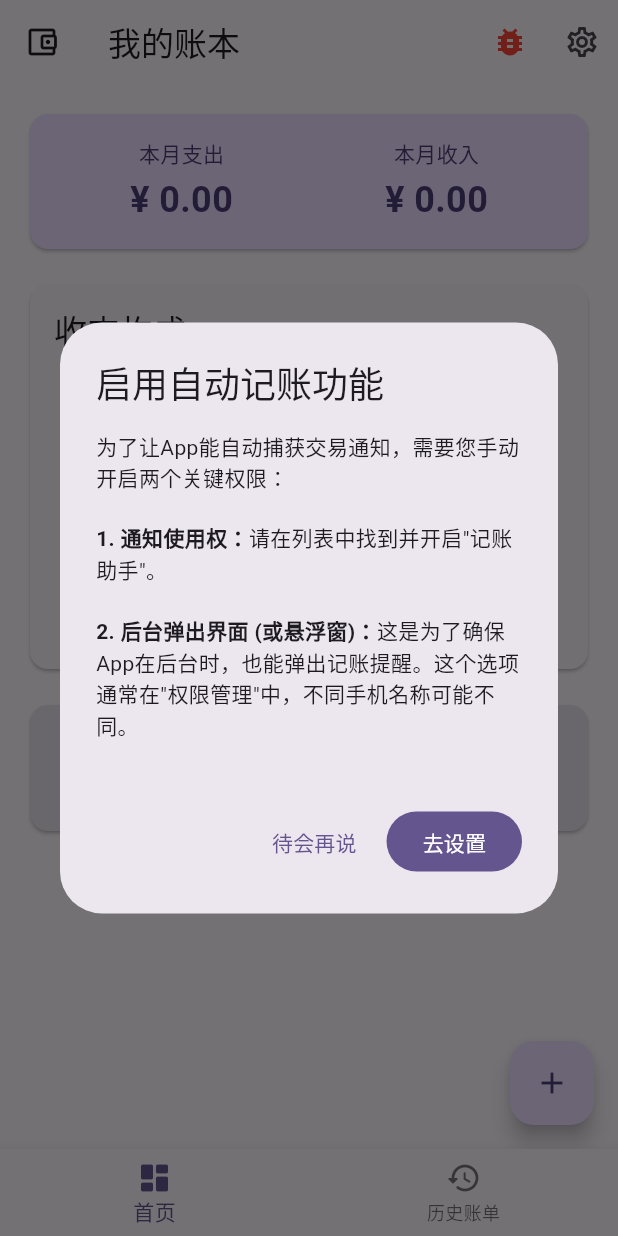
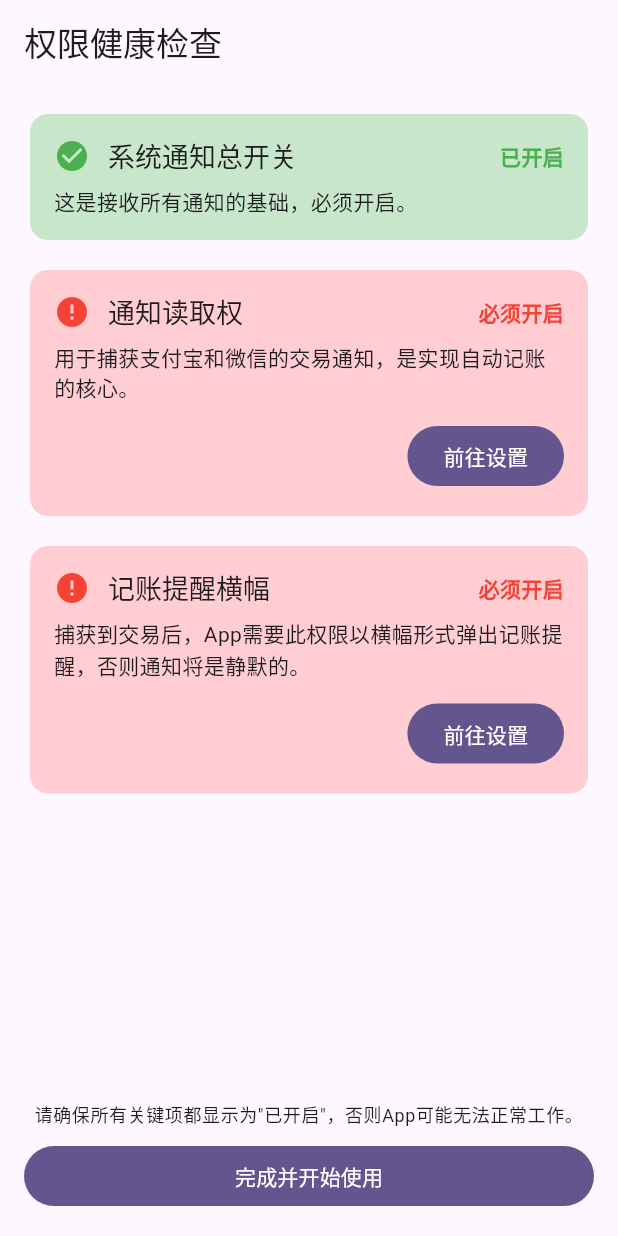
Before and after one commit to CH-66/flutter_demo_cicd, a Flutter app: the screen it shows after launch, on a phone screen of 412 x 824 dp. Run offline on Flutter 3.47's test engine with Material 3 defaults, Android fonts, the phone set to English and light mode, and no system bars; our stand-ins replace fl_chart, permission_handler, shared_preferences, sqflite; missing offline and left inert: app_settings, flutter_demo; accounts and stored records are empty; Roboto replaces fonts that are missing (Noto Sans SC).

Commit message:
在 MainActivity 中新增获取通知渠道重要性和打开通知渠道设置的功能；在 NotificationListener 中移除不必要的通知渠道创建逻辑；在 HomeScreen 和 SettingsScreen 中新增健康检查界面，优化用户首次启动体验，提升应用的可用性和用户体验。

```diff
--- /dev/null
+++ b/lib/presentation/screens/health_check_screen.dart
@@ -0,0 +1,227 @@
+import 'dart:async';
+import 'package:app_settings/app_settings.dart';
+import 'package:flutter/material.dart';
+import 'package:flutter/services.dart';
+import 'package:permission_handler/permission_handler.dart';
+
+// An enum to represent the status of a health check item
+enum HealthStatus { ok, warning, error, loading }
+
+// A data class to hold all information for a health check item
+class HealthCheckItem {
+  final String title;
+  final String description;
+  final Future<HealthStatus> Function() check;
+  final Future<void> Function() action;
+  HealthStatus status;
+
+  HealthCheckItem({
+    required this.title,
+    required this.description,
+    required this.check,
+    required this.action,
+    this.status = HealthStatus.loading,
+  });
+}
+
+class HealthCheckScreen extends StatefulWidget {
+  final bool isFirstLaunch;
+  const HealthCheckScreen({super.key, this.isFirstLaunch = false});
+
+  @override
+  State<HealthCheckScreen> createState() => _HealthCheckScreenState();
+}
+
+class _HealthCheckScreenState extends State<HealthCheckScreen> {
+  static const _methodChannel = MethodChannel('com.autobookkeeping.app/methods');
+  static const String bookkeepingChannelId = 'intelligent_bookkeeping_alerts';
+
+  late final List<HealthCheckItem> _checkItems;
+
+  @override
+  void initState() {
+    super.initState();
+    _checkItems = [
+      HealthCheckItem(
+        title: '系统通知总开关',
+        description: '这是接收所有通知的基础，必须开启。',
+        check: _checkSystemNotificationPermission,
+        action: () => AppSettings.openAppSettings(type: AppSettingsType.notification),
+      ),
+      HealthCheckItem(
+        title: '通知读取权',
+        description: '用于捕获支付宝和微信的交易通知，是实现自动记账的核心。',
+        check: _checkNotificationListenerPermission,
+        action: () => AppSettings.openAppSettings(type: AppSettingsType.notification),
+      ),
+      HealthCheckItem(
+        title: '记账提醒横幅',
+        description: '捕获到交易后，App需要此权限以横幅形式弹出记账提醒，否则通知将是静默的。',
+        check: _checkBannerPermission,
+        action: _openBookkeepingChannelSettings,
+      ),
+    ];
+    _runChecks();
+  }
+
+  Future<void> _runChecks() async {
+    for (final item in _checkItems) {
+      final status = await item.check();
+      if (mounted) {
+        setState(() {
+          item.status = status;
+        });
+      }
+    }
+  }
+
+  Future<HealthStatus> _checkSystemNotificationPermission() async {
+    final status = await Permission.notification.status;
+    return status.isGranted ? HealthStatus.ok : HealthStatus.error;
+  }
+
+  Future<HealthStatus> _checkNotificationListenerPermission() async {
+    try {
+      final bool isEnabled = await _methodChannel.invokeMethod('isNotificationListenerEnabled');
+      return isEnabled ? HealthStatus.ok : HealthStatus.error;
+    } catch (e) {
+      return HealthStatus.error;
+    }
+  }
+
+  Future<HealthStatus> _checkBannerPermission() async {
+    try {
+      // IMPORTANCE_HIGH is 4. Anything less means the banner is likely disabled.
+      final int importance = await _methodChannel.invokeMethod('getNotificationChannelImportance', {'channelId': bookkeepingChannelId});
+      return importance >= 4 ? HealthStatus.ok : HealthStatus.warning;
+    } catch (e) {
+      return HealthStatus.error;
+    }
+  }
+
+  Future<void> _openBookkeepingChannelSettings() async {
+    await _methodChannel.invokeMethod('openNotificationChannelSettings', {'channelId': bookkeepingChannelId});
+  }
+
+  @override
+  Widget build(BuildContext context) {
+    return Scaffold(
+      appBar: AppBar(
+        title: const Text('权限健康检查'),
+        automaticallyImplyLeading: !widget.isFirstLaunch, // Hide back button on first launch
+      ),
+      body: ListView.separated(
+        padding: const EdgeInsets.all(16.0),
+        itemCount: _checkItems.length,
+        itemBuilder: (context, index) {
+          final item = _checkItems[index];
+          return _buildHealthItem(item);
+        },
+        separatorBuilder: (context, index) => const SizedBox(height: 12),
+      ),
+      bottomNavigationBar: widget.isFirstLaunch ? _buildFirstLaunchBottomBar() : null,
+    );
+  }
+
+  Widget _buildHealthItem(HealthCheckItem item) {
+    Icon icon;
+    Color color;
+    String statusText;
+
+    switch (item.status) {
+      case HealthStatus.loading:
+        icon = const Icon(Icons.hourglass_empty, color: Colors.grey);
+        color = Colors.grey.shade300;
+        statusText = '检查中...';
+        break;
+      case HealthStatus.ok:
+        icon = const Icon(Icons.check_circle, color: Colors.green);
+        color = Colors.green.shade100;
+        statusText = '已开启';
+        break;
+      case HealthStatus.warning:
+        icon = const Icon(Icons.warning, color: Colors.orange);
+        color = Colors.orange.shade100;
+        statusText = '建议开启';
+        break;
+      case HealthStatus.error:
+        icon = const Icon(Icons.error, color: Colors.red);
+        color = Colors.red.shade100;
+        statusText = '必须开启';
+        break;
+    }
+
+    return Card(
+      color: color,
+      elevation: 0,
+      child: Padding(
+        padding: const EdgeInsets.all(16.0),
+        child: Column(
+          crossAxisAlignment: CrossAxisAlignment.start,
+          children: [
+            Row(
+              children: [
+                icon,
+                const SizedBox(width: 12),
+                Expanded(
+                  child: Text(item.title, style: Theme.of(context).textTheme.titleLarge?.copyWith(fontSize: 18)),
+                ),
+                Text(statusText, style: TextStyle(color: icon.color, fontWeight: FontWeight.bold)),
+              ],
+            ),
+            const SizedBox(height: 8),
+            Text(item.description, style: Theme.of(context).textTheme.bodyMedium),
+            if (item.status != HealthStatus.ok && item.status != HealthStatus.loading) ...[
+              const SizedBox(height: 12),
+              Align(
+                alignment: Alignment.centerRight,
+                child: FilledButton(
+                  onPressed: () async {
+                    await item.action();
+                    // After returning from settings, re-check everything.
+                    if (mounted) {
+                      setState(() {
+                         for (var i in _checkItems) {
+                          i.status = HealthStatus.loading;
+                        }
+                      });
+                      _runChecks();
+                    }
+                  },
+                  child: const Text('前往设置'),
+                ),
+              ),
+            ],
+          ],
+        ),
+      ),
+    );
+  }
+
+  Widget _buildFirstLaunchBottomBar() {
+    return Padding(
+      padding: const EdgeInsets.all(16.0),
+      child: Column(
+        mainAxisSize: MainAxisSize.min,
+        children: [
+          Text(
+            '请确保所有关键项都显示为"已开启"，否则App可能无法正常工作。',
+            textAlign: TextAlign.center,
+            style: Theme.of(context).textTheme.bodySmall,
+          ),
+          const SizedBox(height: 8),
+          SizedBox(
+            width: double.infinity,
+            child: FilledButton(
+              onPressed: () {
+                // Here you would typically save that the onboarding is complete
+                Navigator.of(context).pop();
+              },
+              child: const Text('完成并开始使用'),
+            ),
+          ),
+        ],
+      ),
+    );
+  }
+}
--- a/lib/presentation/screens/settings_screen.dart
+++ b/lib/presentation/screens/settings_screen.dart
@@ -1,6 +1,10 @@
 import 'package:flutter/material.dart';
 import 'package:flutter/services.dart';
 import 'package:app_settings/app_settings.dart';
+import 'package:flutter_demo/presentation/screens/settings/data_management_screen.dart';
+import 'package:flutter_demo/presentation/screens/settings/support_screen.dart';
+
+import 'health_check_screen.dart';
 
 class SettingsScreen extends StatefulWidget {
   const SettingsScreen({super.key});
@@ -130,6 +134,22 @@ class _SettingsScreenState extends State<SettingsScreen> {
                       AppSettings.openAppSettings(type: AppSettingsType.notification);
                     },
                   ),
+                  const SettingsHeader(title: '通用'),
+                  ListTile(
+                    leading: const Icon(Icons.health_and_safety_outlined),
+                    title: const Text('权限健康检查'),
+                    subtitle: const Text('检查App核心功能所需的权限是否正常'),
+                    onTap: () {
+                       Navigator.push(
+                        context,
+                        MaterialPageRoute(builder: (context) => const HealthCheckScreen()),
+                      );
+                    },
+                  ),
+                  ListTile(
+                    leading: const Icon(Icons.notifications_on_outlined),
+                    title: const Text('通知设置'),
+                  ),
                 ],
               ),
       ),
```
Also changed, not shown: lib/presentation/screens/home_screen.dart (+21 -2 lines), 2 other files.
